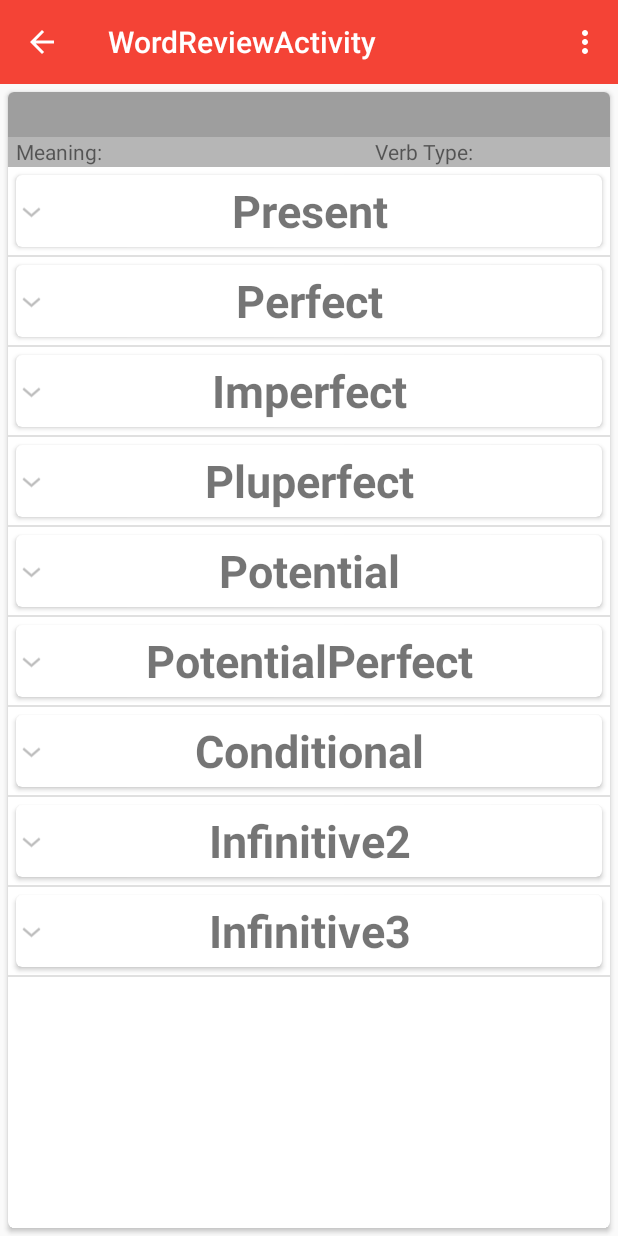
After one commit to ruathudo/FinnishVerbix, an Android app: the WordReviewActivity screen opened directly, with no data from a screen before it, on a phone screen of 412 x 824 dp. The commit adds this screen. Run offline under Robolectric (Android 15) with nearby library versions, the phone set to English and light mode, and no system bars.

Commit message:
Finish Single View Item (WordReviewActivity class) and also change Favorite Fragment to do in Background

```diff
--- /dev/null
+++ b/app/src/main/java/com/finnishverbix/FavoriteFragment/CustomExpandableListAdapter.java
@@ -0,0 +1,97 @@
+package com.finnishverbix.FavoriteFragment;
+
+import android.content.Context;
+import android.view.LayoutInflater;
+import android.view.View;
+import android.view.ViewGroup;
+import android.widget.BaseExpandableListAdapter;
+import android.widget.TextView;
+
+
+import com.finnishverbix.R;
+
+import java.util.HashMap;
+import java.util.List;
+
+/**
+ * Created by longtran on 4/15/2015.
+ */
+public class CustomExpandableListAdapter extends BaseExpandableListAdapter {
+
+    //DECLARE VARIABLE
+    private Context context;
+    private List<String> listHeader;
+    private HashMap<String,String> listDataChild;
+
+    public CustomExpandableListAdapter(Context context, List<String> Strings, HashMap<String, String> listDataChild){
+        this.context = context;
+        this.listHeader = Strings;
+        this.listDataChild = listDataChild;
+    }
+
+
+    @Override
+    public int getGroupCount() {
+        return listHeader.size();
+    }
+
+    @Override
+    public int getChildrenCount(int i) {
+        return 1;
+    }
+
+    @Override
+    public Object getGroup(int i) {
+        return listHeader.get(i);
+    }
+
+    @Override
+    public Object getChild(int i, int i1) {
+        return (String) listDataChild.get(this.listHeader.get(i));
+    }
+
+    @Override
+    public long getGroupId(int i) {
+        return i;
+    }
+
+    @Override
+    public long getChildId(int i, int i1) {
+        return i1;
+    }
+
+
+
+    @Override
+    public View getGroupView(int i, boolean b, View view, ViewGroup viewGroup) {
+        String headerItem = (String) getGroup(i);
+        if(view == null){
+            LayoutInflater inflater = (LayoutInflater) this.context.getSystemService(Context.LAYOUT_INFLATER_SERVICE);
+            view = inflater.inflate(R.layout.expandable_list_header,null);
+        }
+        TextView title = (TextView) view.findViewById(R.id.textViewTenseHeader);
+        title.setText(headerItem);
+        return view;
+    }
+
+    @Override
+    public View getChildView(int i, int i1, boolean b, View view, ViewGroup viewGroup) {
+        final String childText = (String) getChild(i,i);
+        if(view == null){
+            LayoutInflater inflater = (LayoutInflater) this.context.getSystemService(Context.LAYOUT_INFLATER_SERVICE);
+            view = inflater.inflate(R.layout.expandable_list_child,null);
+        }
+        TextView child = (TextView) view.findViewById(R.id.textViewListChild);
+        child.setText(childText);
+        return view;
+    }
+
+    @Override
+    public boolean hasStableIds() {
+        return false;
+    }
+    @Override
+    public boolean isChildSelectable(int i, int i1) {
+        return false;
+    }
+}
--- a/app/src/main/java/com/finnishverbix/SQL/SqliteHandler.java
+++ b/app/src/main/java/com/finnishverbix/SQL/SqliteHandler.java
@@ -30,6 +30,7 @@ public class SqliteHandler {
             }
             sqLiteDatabase = sqlDbHelper.getWritableDatabase();
             sqLiteDatabase.execSQL(query);
+
         }catch (Exception e){
             Log.e("Execute query", "" + e);
             e.printStackTrace();
--- /dev/null
+++ b/app/src/main/java/com/finnishverbix/WordReviewActivity.java
@@ -0,0 +1,124 @@
+package com.finnishverbix;
+
+import android.content.Intent;
+import android.support.v4.app.NavUtils;
+import android.support.v7.app.ActionBarActivity;
+import android.os.Bundle;
+import android.support.v7.widget.Toolbar;
+import android.util.Log;
+import android.view.Menu;
+import android.view.MenuItem;
+import android.widget.ExpandableListView;
+import android.widget.TextView;
+
+import com.finnishverbix.FavoriteFragment.CustomExpandableListAdapter;
+
+import java.util.ArrayList;
+import java.util.HashMap;
+import java.util.List;
+
+
+public class WordReviewActivity extends ActionBarActivity {
+    Toolbar toolbar;
+    String verb,meaning,type,present,perfect,imperfect,pluperfect,potential,potentialperfect,conditional,infinitive2,infinitive3;
+
+    ExpandableListView expandableListView;
+    CustomExpandableListAdapter expandableListAdapter;
+    List<String> listHeader;
+    HashMap<String,String> listChild;
+
+    @Override
+    protected void onCreate(Bundle savedInstanceState) {
+        super.onCreate(savedInstanceState);
+        setContentView(R.layout.activity_word_review);
+        toolbar = (Toolbar) findViewById(R.id.app_bar_sub2);
+        setSupportActionBar(toolbar);
+        getSupportActionBar().setHomeButtonEnabled(true);
+        getSupportActionBar().setDisplayHomeAsUpEnabled(true);
+
+        gettingDataFromIntent();
+        expandableListView = (ExpandableListView) findViewById(R.id.exapandableListView1);
+        //SET TEXT FOR HEADER LAYOUT
+        TextView title = (TextView) findViewById(R.id.textViewReviewHeader);
+        TextView mean = (TextView)findViewById(R.id.textViewMeaning2);
+        TextView verbtype = (TextView)findViewById(R.id.textViewVerbtype2);
+        title.setText(verb);
+        mean.setText(meaning);
+        verbtype.setText(type);
+
+        prepareList();
+        expandableListAdapter = new CustomExpandableListAdapter(this,listHeader,listChild);
+        expandableListView.setAdapter(expandableListAdapter);
+
+
+    }
+
+    private void prepareList() {
+        listHeader = new ArrayList<String>();
+        listChild = new HashMap<String,String>();
+
+        listHeader.add("Present");
+        listHeader.add("Perfect");
+        listHeader.add("Imperfect");
+        listHeader.add("Pluperfect");
+        listHeader.add("Potential");
+        listHeader.add("PotentialPerfect");
+        listHeader.add("Conditional");
+        listHeader.add("Infinitive2");
+        listHeader.add("Infinitive3");
+
+        listChild.put(listHeader.get(0), present);
+        listChild.put(listHeader.get(1), perfect);
+        listChild.put(listHeader.get(2), imperfect);
+        listChild.put(listHeader.get(3), pluperfect);
+        listChild.put(listHeader.get(4), potential);
+        listChild.put(listHeader.get(5), potentialperfect);
+        listChild.put(listHeader.get(6), conditional);
+        listChild.put(listHeader.get(7), infinitive2);
+        listChild.put(listHeader.get(8),infinitive3);
+
+    }
+
+    @Override
+    public boolean onCreateOptionsMenu(Menu menu) {
+        // Inflate the menu; this adds items to the action bar if it is present.
+        getMenuInflater().inflate(R.menu.menu_word_review, menu);
+        return true;
+    }
+
+    @Override
+    public boolean onOptionsItemSelected(MenuItem item) {
+        // Handle action bar item clicks here. The action bar will
+        // automatically handle clicks on the Home/Up button, so long
+        // as you specify a parent activity in AndroidManifest.xml.
+        int id = item.getItemId();
+
+        //noinspection SimplifiableIfStatement
+        if (id == R.id.action_settings) {
+            return true;
+        }
+        if(id ==android.R.id.home){
+            onBackPressed();
+            return true;
+        }
+
+        return super.onOptionsItemSelected(item);
+    }
+
+    public void gettingDataFromIntent() {
+        Intent intent = getIntent();
+        verb = intent.getStringExtra("Verb");
+        meaning = intent.getStringExtra("Meaning");
+        type = intent.getStringExtra("Type");
+        present = intent.getStringExtra("Present");
+        perfect = intent.getStringExtra("Perfect");
+        imperfect = intent.getStringExtra("Imperfect");
+        pluperfect= intent.getStringExtra("Pluperfect");
+        potential = intent.getStringExtra("Potential");
+        potentialperfect = intent.getStringExtra("PotentialPerfect");
+        conditional = intent.getStringExtra("Conditional");
+        infinitive2 = intent.getStringExtra("Infinitive2");
+        infinitive3 = intent.getStringExtra("Infinitive3");
+        Log.d("RECEIVE", present);
+    }
+}
--- /dev/null
+++ b/app/src/main/res/layout/activity_word_review.xml
@@ -0,0 +1,89 @@
+<LinearLayout xmlns:android="http://schemas.android.com/apk/res/android"
+    xmlns:tools="http://schemas.android.com/tools" android:layout_width="match_parent"
+    android:layout_height="match_parent"
+    tools:context="com.finnishverbix.WordReviewActivity"
+    xmlns:card_view="http://schemas.android.com/apk/res-auto"
+    android:orientation="vertical">
+    <include
+        android:id="@+id/app_bar_sub2"
+        layout="@layout/app_bar" />
+    <android.support.v7.widget.CardView
+        android:layout_width="fill_parent"
+        android:layout_height="fill_parent"
+        android:layout_below="@+id/card_view_review"
+        android:layout_margin="5dp"
+        card_view:cardCornerRadius="4dp">
+
+        <RelativeLayout
+            android:layout_width="fill_parent"
+            android:layout_height="fill_parent">
+
+            <TextView
+                android:id="@+id/textViewReviewHeader"
+                android:layout_width="fill_parent"
+                android:layout_height="30dp"
+                android:background="@color/accentColor"
+                android:text="Result"
+                android:textSize="20dp"
+                android:textIsSelectable="false"
+                android:textStyle="bold"
+                android:typeface="normal"
+                android:textColor="#FFF"
+                android:gravity="center_vertical|center_horizontal" />
+
+            <LinearLayout
+                android:layout_width="fill_parent"
+                android:layout_height="20dp"
+                android:id="@+id/linearLayoutOfMeaningReview"
+                android:layout_below="@+id/textViewReviewHeader"
+                android:orientation="horizontal"
+                android:background="@color/dividerColor"
+                >
+
+                <TextView
+                    android:layout_width="wrap_content"
+                    android:layout_height="fill_parent"
+                    android:text="Meaning:"
+                    android:layout_marginLeft="5dp"
+                    android:id="@+id/textViewMeaningFix2"
+                    android:layout_weight="1"
+                    />
+
+                <TextView
+                    android:layout_width="wrap_content"
+                    android:layout_height="fill_parent"
+                    android:text="New Text"
+                    android:id="@+id/textViewMeaning2"
+                    android:layout_weight="3"
+                    android:textColor="#FFF"/>
+
+                <TextView
+                    android:layout_width="wrap_content"
+                    android:layout_height="fill_parent"
+                    android:text="Verb Type:"
+                    android:id="@+id/textViewVerbtypeFix2"
+                    android:layout_weight="1"/>
+
+                <TextView
+                    android:layout_width="wrap_content"
+                    android:layout_height="fill_parent"
+                    android:text="New Text"
+                    android:id="@+id/textViewVerbtype2"
+                    android:layout_weight="1"
+                    android:textColor="#FFF"/>
+            </LinearLayout>
+
+            <ExpandableListView
+                android:id="@+id/exapandableListView1"
+                android:layout_width="fill_parent"
+                android:layout_height="fill_parent"
+                android:layout_below="@+id/linearLayoutOfMeaningReview">
+
+            </ExpandableListView>
+
+
+        </RelativeLayout>
+
+    </android.support.v7.widget.CardView>
+
+</LinearLayout>
--- /dev/null
+++ b/app/src/main/res/layout/expandable_list_header.xml
@@ -0,0 +1,26 @@
+<?xml version="1.0" encoding="utf-8"?>
+<LinearLayout xmlns:android="http://schemas.android.com/apk/res/android"
+    android:orientation="vertical"
+    android:layout_width="match_parent"
+    android:layout_height="match_parent"
+    xmlns:card_view="http://schemas.android.com/apk/res-auto">
+
+    <android.support.v7.widget.CardView
+        android:layout_width="match_parent"
+        android:layout_height="48dp"
+        android:layout_margin="5dp"
+        android:id="@+id/card_view_search"
+        card_view:cardCornerRadius="4dp">
+
+        <TextView
+            android:layout_width="fill_parent"
+            android:layout_height="fill_parent"
+            android:text="HEADER"
+            android:textSize="30dp"
+            android:id="@+id/textViewTenseHeader"
+            android:gravity="center_vertical|center_horizontal"
+            android:textStyle="bold" />
+
+
+    </android.support.v7.widget.CardView>
+</LinearLayout>
--- /dev/null
+++ b/app/src/main/res/menu/menu_word_review.xml
@@ -0,0 +1,7 @@
+<menu xmlns:android="http://schemas.android.com/apk/res/android"
+    xmlns:app="http://schemas.android.com/apk/res-auto"
+    xmlns:tools="http://schemas.android.com/tools"
+    tools:context="com.finnishverbix.WordReviewActivity">
+    <item android:id="@+id/action_settings" android:title="@string/action_settings"
+        android:orderInCategory="100" app:showAsAction="never" />
+</menu>
--- a/app/src/main/res/values/strings.xml
+++ b/app/src/main/res/values/strings.xml
@@ -10,4 +10,5 @@
     <string name="drawer_open">Open</string>
     <string name="drawer_close">Close</string>
     <string name="title_activity_adding">AddingActivity</string>
+    <string name="title_activity_word_review">WordReviewActivity</string>
 </resources>
```
Also changed, not shown: app/src/main/AndroidManifest.xml (+10 -1 lines), app/src/main/java/com/finnishverbix/AddingActivity.java (+6 -2 lines), app/src/main/java/com/finnishverbix/FavoriteFragment/WordItem.java (+5 -2 lines), app/src/main/java/com/finnishverbix/FavoriteFragment/WordListAdapter.java (+23 -1 lines), app/src/main/java/com/finnishverbix/Fragment/FavoriteFragment.java (+36 -4 lines), app/src/main/res/layout/expandable_list_child.xml (added, +13 -0 lines).
